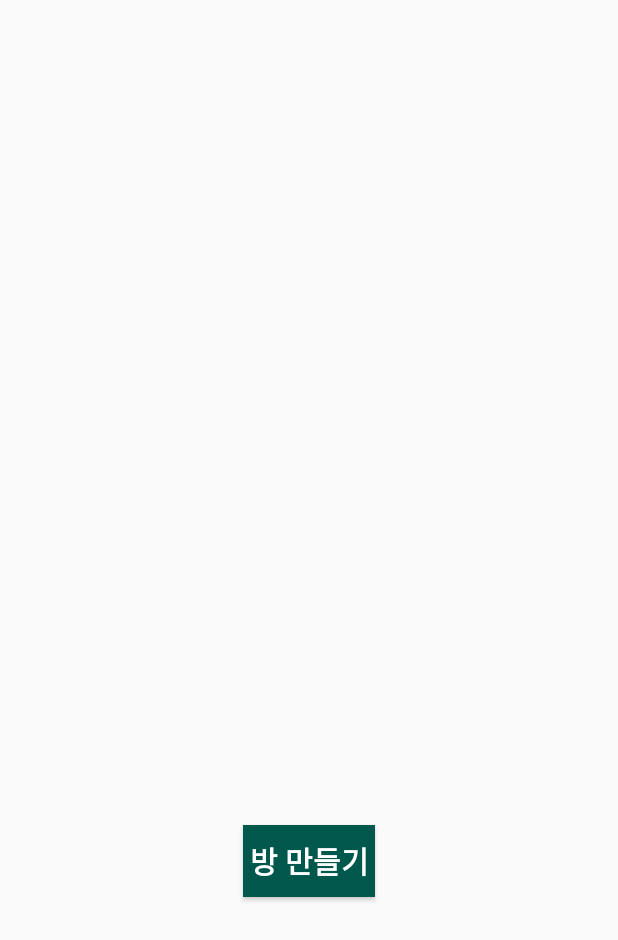
After one commit to NAMSOO-KIM/Anabada3, an Android app: the RoomActivity screen opened directly, with no data from a screen before it, on a phone screen of 412 x 824 dp. The commit adds this screen. Shown: the top 940 px of the screen. Run offline under Robolectric (Android 15) with nearby library versions, the phone set to English and light mode, and no system bars.

Commit message:
Delete Fragment and Add Activity

```diff
--- /dev/null
+++ b/app/src/main/java/com/example/anabada/RoomActivity.java
@@ -0,0 +1,29 @@
+package com.example.anabada;
+
+import androidx.appcompat.app.AppCompatActivity;
+
+import android.content.Intent;
+import android.os.Bundle;
+import android.view.View;
+import android.widget.Button;
+
+public class RoomActivity extends AppCompatActivity {
+
+    @Override
+    protected void onCreate(Bundle savedInstanceState) {
+        super.onCreate(savedInstanceState);
+        setContentView(R.layout.activity_room);
+                Button makeroomButton = (Button)findViewById(R.id.makeroomButton);
+        makeroomButton.setOnClickListener(new View.OnClickListener(){
+
+            @Override
+            public void onClick(View view) {
+//                gotoIntent를 통해 버튼눌렀을 때 화면전환 가능
+
+                Intent makeroomIntent = new Intent(RoomActivity.this, RoomRegisterActivity.class);
+                RoomActivity.this.startActivity(makeroomIntent);
+
+            }
+        });
+    }
+}
--- a/app/src/main/java/com/example/anabada/RoomRegisterActivity.java
+++ b/app/src/main/java/com/example/anabada/RoomRegisterActivity.java
@@ -50,7 +50,7 @@ public class RoomRegisterActivity extends AppCompatActivity {
                                         .setPositiveButton("확인",null)
                                         .create()
                                         .show();
-                                Intent intent = new Intent(RoomRegisterActivity.this,RoomFragment.class);
+                                Intent intent = new Intent(RoomRegisterActivity.this,RoomActivity.class);
                                 RoomRegisterActivity.this.startActivity(intent);
                             }
                             else{
@@ -59,7 +59,7 @@ public class RoomRegisterActivity extends AppCompatActivity {
                                         .setNegativeButton("다시 시도",null)
                                         .create()
                                         .show();
-                                Intent intent = new Intent(RoomRegisterActivity.this,RoomFragment.class);
+                                Intent intent = new Intent(RoomRegisterActivity.this,RoomActivity.class);
                                 RoomRegisterActivity.this.startActivity(intent);
                             }
 
--- /dev/null
+++ b/app/src/main/res/layout/activity_room.xml
@@ -0,0 +1,49 @@
+<?xml version="1.0" encoding="utf-8"?>
+<LinearLayout xmlns:android="http://schemas.android.com/apk/res/android"
+    xmlns:tools="http://schemas.android.com/tools"
+    android:layout_width="match_parent"
+    android:layout_height="match_parent"
+    android:orientation="vertical"
+    tools:context=".RoomActivity">
+
+    <LinearLayout
+        android:layout_width="match_parent"
+        android:layout_height="500dp"
+        android:orientation="vertical">
+
+
+        <ListView
+            android:id="@+id/roomListView"
+            android:layout_width="match_parent"
+            android:layout_height="match_parent"
+            android:divider="#ffffff"
+            android:dividerHeight="10dp">
+
+        </ListView>
+    </LinearLayout>
+
+    <LinearLayout
+        android:layout_width="match_parent"
+        android:layout_height="match_parent"
+        android:orientation="vertical">
+
+        <Button
+
+            android:id="@+id/makeroomButton"
+            android:layout_width="wrap_content"
+            android:layout_height="wrap_content"
+            android:layout_gravity="center"
+            android:layout_marginTop="50dp"
+            android:background="@color/colorPrimaryDark"
+            android:text="방 만들기"
+            android:textColor="#ffffff"
+            android:textSize="20dp"
+            android:textStyle="bold"/>
+
+
+    </LinearLayout>
+
+
+
+
+</LinearLayout>
```
Also changed, not shown: app/src/main/AndroidManifest.xml (+5 -10 lines), app/src/main/java/com/example/anabada/GameActivity.java (added, +14 -0 lines), app/src/main/java/com/example/anabada/GameFragment.java (deleted, +0 -100 lines), app/src/main/java/com/example/anabada/MainActivity.java (+31 -33 lines), app/src/main/java/com/example/anabada/RoomFragment.java (deleted, +0 -148 lines), app/src/main/java/com/example/anabada/ScheduleActivity.java (added, +14 -0 lines), app/src/main/java/com/example/anabada/ScheduleFragment.java (deleted, +0 -100 lines), app/src/main/res/layout/activity_game.xml (added, +9 -0 lines), app/src/main/res/layout/activity_schedule.xml (added, +9 -0 lines).
